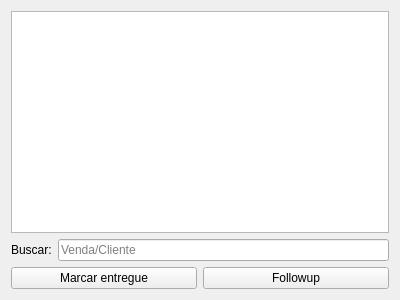
Above: ui/widgetlogisticarepresentacao.ui from darktorres/ERP-STACCATO before the change. Below: the same form after it.
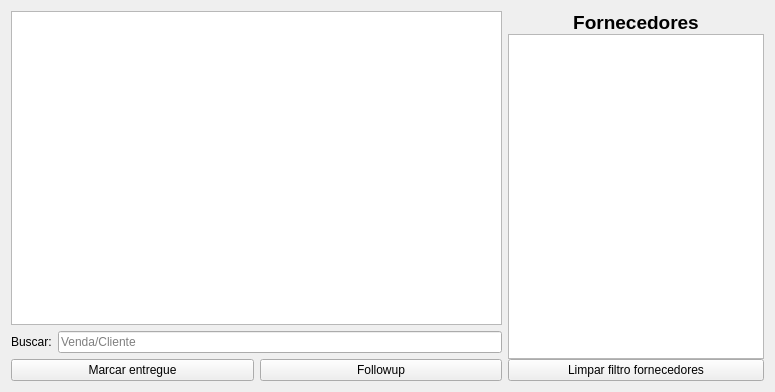
That is the form after the change. Custom widgets are drawn as their Qt base class.

The edit to the form file:
```diff
--- a/ui/widgetlogisticarepresentacao.ui
+++ b/ui/widgetlogisticarepresentacao.ui
@@ -6,8 +6,8 @@
    <rect>
     <x>0</x>
     <y>0</y>
-    <width>400</width>
-    <height>300</height>
+    <width>775</width>
+    <height>392</height>
    </rect>
   </property>
   <property name="windowTitle">
@@ -30,6 +30,72 @@
      </property>
     </widget>
    </item>
+   <item row="0" column="1" rowspan="3">
+    <widget class="QFrame" name="frameForn">
+     <layout class="QVBoxLayout" name="verticalLayout_2">
+      <property name="spacing">
+       <number>0</number>
+      </property>
+      <property name="leftMargin">
+       <number>0</number>
+      </property>
+      <property name="topMargin">
+       <number>0</number>
+      </property>
+      <property name="rightMargin">
+       <number>0</number>
+      </property>
+      <property name="bottomMargin">
+       <number>0</number>
+      </property>
+      <item>
+       <widget class="QLabel" name="labelCompras_11">
+        <property name="font">
+         <font>
+          <pointsize>14</pointsize>
+          <bold>true</bold>
+         </font>
+        </property>
+        <property name="text">
+         <string>Fornecedores</string>
+        </property>
+        <property name="alignment">
+         <set>Qt::AlignCenter</set>
+        </property>
+       </widget>
+      </item>
+      <item>
+       <widget class="TableView" name="tableForn">
+        <property name="sizePolicy">
+         <sizepolicy hsizetype="Preferred" vsizetype="Expanding">
+          <horstretch>0</horstretch>
+          <verstretch>0</verstretch>
+         </sizepolicy>
+        </property>
+        <property name="editTriggers">
+         <set>QAbstractItemView::NoEditTriggers</set>
+        </property>
+        <property name="selectionMode">
+         <enum>QAbstractItemView::SingleSelection</enum>
+        </property>
+        <property name="selectionBehavior">
+         <enum>QAbstractItemView::SelectRows</enum>
+        </property>
+        <property name="sortingEnabled">
+         <bool>true</bool>
+        </property>
+       </widget>
+      </item>
+      <item>
+       <widget class="QPushButton" name="pushButtonLimparFiltro">
+        <property name="text">
+         <string>Limpar filtro fornecedores</string>
+        </property>
+       </widget>
+      </item>
+     </layout>
+    </widget>
+   </item>
    <item row="1" column="0">
     <layout class="QHBoxLayout" name="horizontalLayout_2">
      <item>
```
Left out of the diff: 3 changed lines with no effect on the pictures.
